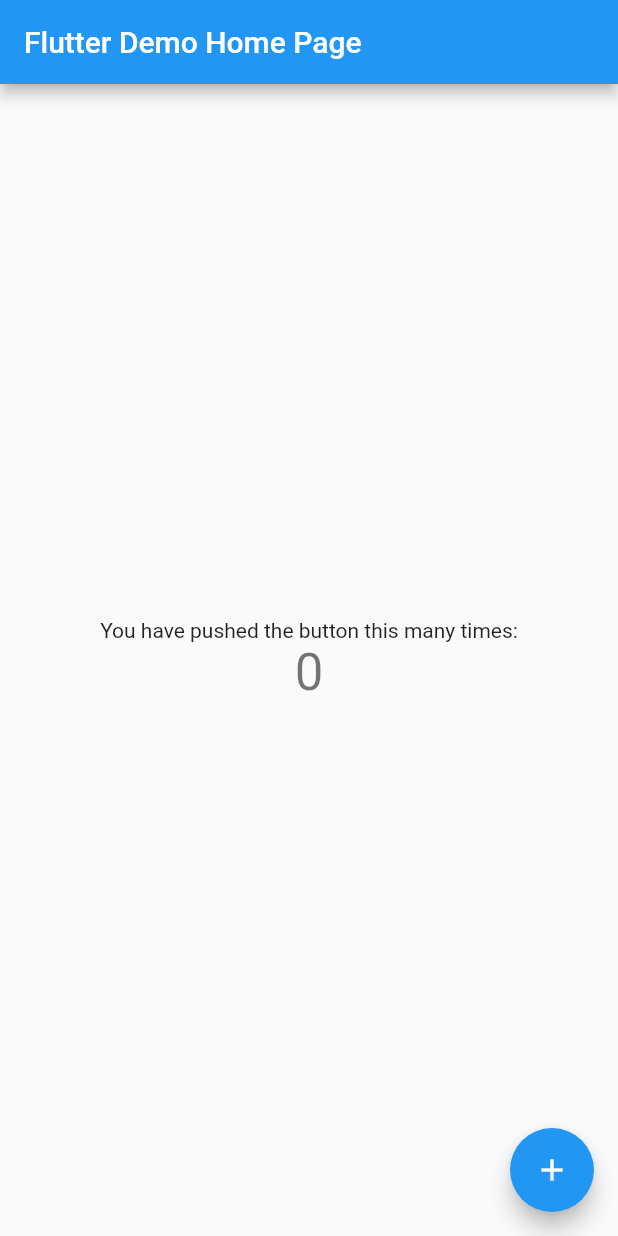
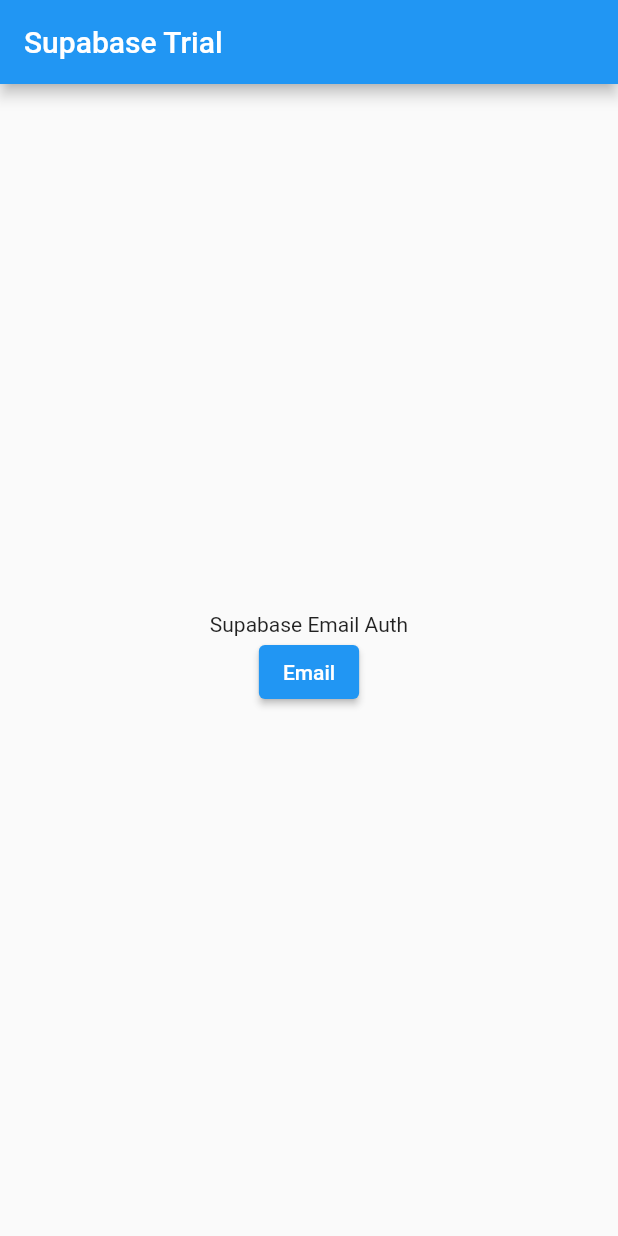
Before and after one commit to sugitlab/supabase_flutter_trial, a Flutter app: the screen it shows after launch, on a phone screen of 412 x 824 dp. Run offline on Flutter 3.47's test engine with Material 2 defaults, Android fonts, the phone set to English and light mode, and no system bars; our stand-ins replace supabase_flutter; accounts and stored records are empty.

Commit message:
supabase auth trial

```diff
--- a/lib/main.dart
+++ b/lib/main.dart
@@ -1,6 +1,13 @@
 import 'package:flutter/material.dart';
+import 'package:supabase_flutter/supabase_flutter.dart';
 
 void main() {
+  WidgetsFlutterBinding.ensureInitialized();
+  Supabase.initialize(
+    url: 'https://qduzbkpvosaiyhvpupuk.supabase.co', //'SUPABASE_URL',
+    anonKey:
+        'eyJhbGciOiJIUzI1NiIsInR5cCI6IkpXVCJ9.eyJyb2xlIjoiYW5vbiIsImlhdCI6MTYzMTcxMTg4MCwiZXhwIjoxOTQ3Mjg3ODgwfQ.ZPvvK7lqx7xJ3iCof5s2xQJ72YJBegukvAhAs7EKpB8', //'SUPABASE_ANNON_KEY',
+  );
   runApp(const MyApp());
 }
 
@@ -9,56 +16,62 @@ class MyApp extends StatelessWidget {
   @override
   Widget build(BuildContext context) {
     return MaterialApp(
-      title: 'Flutter Demo',
+      title: 'Supabase Trial',
       theme: ThemeData(
         primarySwatch: Colors.blue,
       ),
-      home: const MyHomePage(title: 'Flutter Demo Home Page'),
+      home: const MyHomePage(title: 'Supabase Trial'),
     );
   }
 }
 
-class MyHomePage extends StatefulWidget {
+class MyHomePage extends StatelessWidget {
   const MyHomePage({Key? key, required this.title}) : super(key: key);
   final String title;
-  @override
-  State<MyHomePage> createState() => _MyHomePageState();
-}
-
-class _MyHomePageState extends State<MyHomePage> {
-  int _counter = 0;
-
-  void _incrementCounter() {
-    setState(() {
-      _counter++;
-    });
-  }
-
   @override
   Widget build(BuildContext context) {
     return Scaffold(
       appBar: AppBar(
-        title: Text(widget.title),
+        title: Text(title),
       ),
       body: Center(
         child: Column(
           mainAxisAlignment: MainAxisAlignment.center,
-          children: <Widget>[
+          children: [
             const Text(
-              'You have pushed the button this many times:',
+              'Supabase Email Auth',
             ),
-            Text(
-              '$_counter',
-              style: Theme.of(context).textTheme.headline4,
+            ElevatedButton(
+              child: const Text('Email'),
+              onPressed: () => {
+                supabaseSignUp('sugitlab@gmail.com', '12345678'),
+              },
             ),
           ],
         ),
       ),
-      floatingActionButton: FloatingActionButton(
-        onPressed: _incrementCounter,
-        tooltip: 'Increment',
-        child: const Icon(Icons.add),
-      ), // This trailing comma makes auto-formatting nicer for build methods.
     );
   }
 }
+
+void supabaseSignin(String email, String password) async {
+  final res = await Supabase.instance.client.auth
+      .signIn(email: email, password: password);
+  if (res.error != null) {
+    print('error');
+    print(res.error?.message);
+  } else {
+    print('success');
+  }
+}
+
+void supabaseSignUp(String email, String password) async {
+  final res = await Supabase.instance.client.auth.signUp(email, password);
+  if (res.error != null) {
+    print('error, signup');
+    print(res.error?.message);
+    // A user with this email address has already been registered": email-in-use
+  } else {
+    print('success, signup');
+  }
+}
```
Also changed, not shown: 3 other files.
